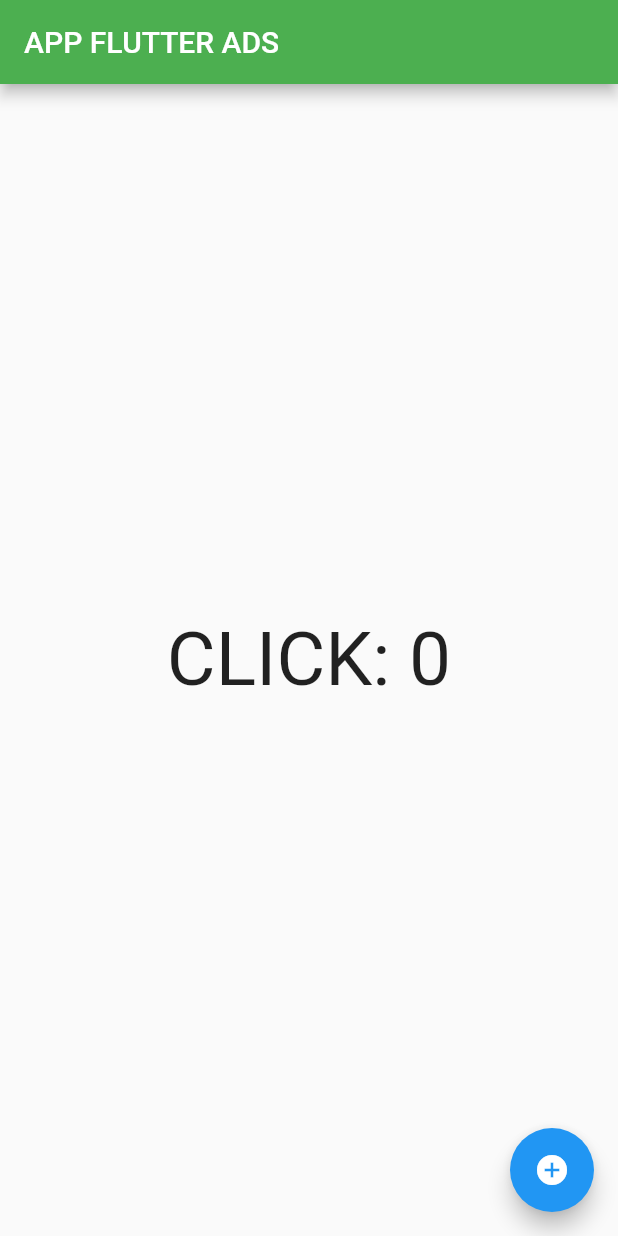
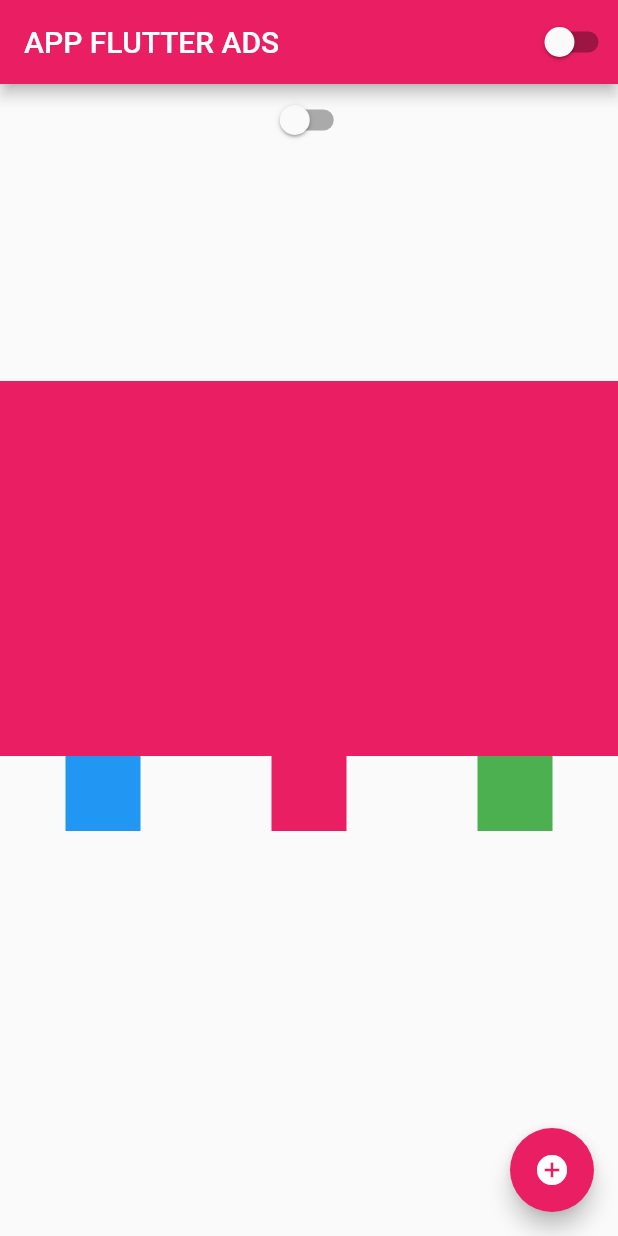
Before and after one commit to 1832-begin/DMAULA, a Flutter app: the screen it shows after launch, on a phone screen of 412 x 824 dp. Run offline on Flutter 3.47's test engine with Material 2 defaults, Android fonts, the phone set to English and light mode, and no system bars.

Commit message:
infinito igual do face

```diff
--- /dev/null
+++ b/lib/app.controller.dart
@@ -0,0 +1,12 @@
+import 'package:flutter/material.dart';
+
+class AppController extends ChangeNotifier {
+  static AppController instance = new AppController();
+
+  bool isDark = false;
+
+  changeThame() {
+    isDark = !isDark;
+    notifyListeners();
+  }
+}
--- a/lib/app_widget.dart
+++ b/lib/app_widget.dart
@@ -1,5 +1,6 @@
 import 'package:flutter/material.dart';
 
+import 'app.controller.dart';
 import 'home_page.dart';
 
 class AppWidget extends StatelessWidget {
@@ -8,9 +9,18 @@ class AppWidget extends StatelessWidget {
 
   @override
   Widget build(BuildContext context) {
-    return MaterialApp(
-      theme: ThemeData(primaryColor: Colors.green),
-      home: HomePage(),
+    return AnimatedBuilder(
+      animation: AppController.instance,
+      builder: (BuildContext context, child) {
+        return MaterialApp(
+          theme: ThemeData(
+              primarySwatch: Colors.pink,
+              brightness: AppController.instance.isDark
+                  ? Brightness.dark
+                  : Brightness.light),
+          home: HomePage(),
+        );
+      },
     );
   }
 }
--- a/lib/home_page.dart
+++ b/lib/home_page.dart
@@ -1,3 +1,4 @@
+import 'package:aulamoveis/app.controller.dart';
 import 'package:flutter/material.dart';
 
 class HomePage extends StatefulWidget {
@@ -9,23 +10,75 @@ class HomePage extends StatefulWidget {
 
 class HomePageState extends State<HomePage> {
   int counter = 0;
+  bool isDark = false;
+
   @override
   Widget build(BuildContext context) {
     return Scaffold(
       appBar: AppBar(
-          title: Text(
-        'APP FLUTTER ADS',
-      )),
-      body: Center(
-          child: GestureDetector(
-        child: Text('CLICK: $counter', style: TextStyle(fontSize: 50)),
-        onTap: () {
-          setState(() {
-            counter--;
-            //print(counter);
-          });
-        },
-      )),
+        title: Text('APP FLUTTER ADS'),
+        actions: [CustomSwitch()],
+      ),
+      body: Container(
+        width: double.infinity,
+        height: double.infinity,
+        child: ListView(
+          // infinito igual do face
+          //mainAxisAlignment: MainAxisAlignment.center,
+          children: [
+            Center(child: CustomSwitch()),
+            Container(
+              height: 150,
+            ),
+            Container(
+              width: 50,
+              height: 50,
+              color: Colors.pink,
+            ),
+            Container(
+              width: 50,
+              height: 50,
+              color: Colors.pink,
+            ),
+            Container(
+              width: 50,
+              height: 50,
+              color: Colors.pink,
+            ),
+            Container(
+              width: 50,
+              height: 50,
+              color: Colors.pink,
+            ),
+            Container(
+              width: 50,
+              height: 50,
+              color: Colors.pink,
+            ),
+            Row(
+              mainAxisAlignment: MainAxisAlignment.spaceAround,
+              crossAxisAlignment: CrossAxisAlignment.center,
+              children: [
+                Container(
+                  width: 50,
+                  height: 50,
+                  color: Colors.blue,
+                ),
+                Container(
+                  width: 50,
+                  height: 50,
+                  color: Colors.pink,
+                ),
+                Container(
+                  width: 50,
+                  height: 50,
+                  color: Colors.green,
+                ),
+              ],
+            )
+          ],
+        ),
+      ),
       floatingActionButton: FloatingActionButton(
         child: Icon(Icons.add_circle),
         onPressed: () {
@@ -38,3 +91,14 @@ class HomePageState extends State<HomePage> {
     );
   }
 }
+
+class CustomSwitch extends StatelessWidget {
+  @override
+  Widget build(BuildContext context) {
+    return Switch(
+        value: AppController.instance.isDark,
+        onChanged: (value) {
+          AppController.instance.changeThame();
+        });
+  }
+}
```
